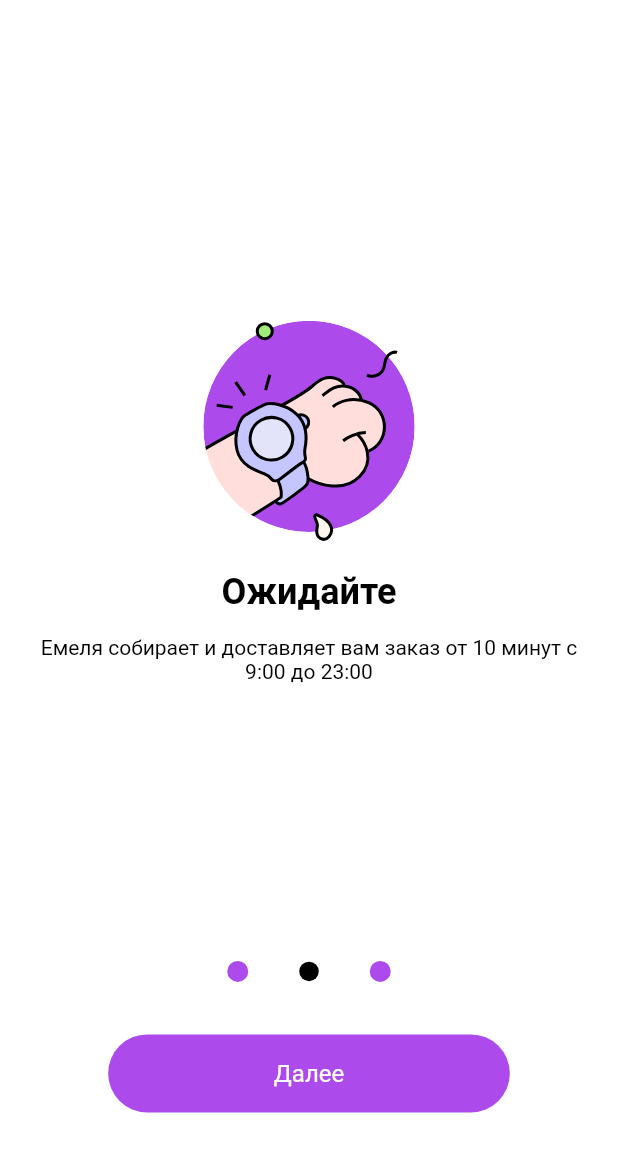
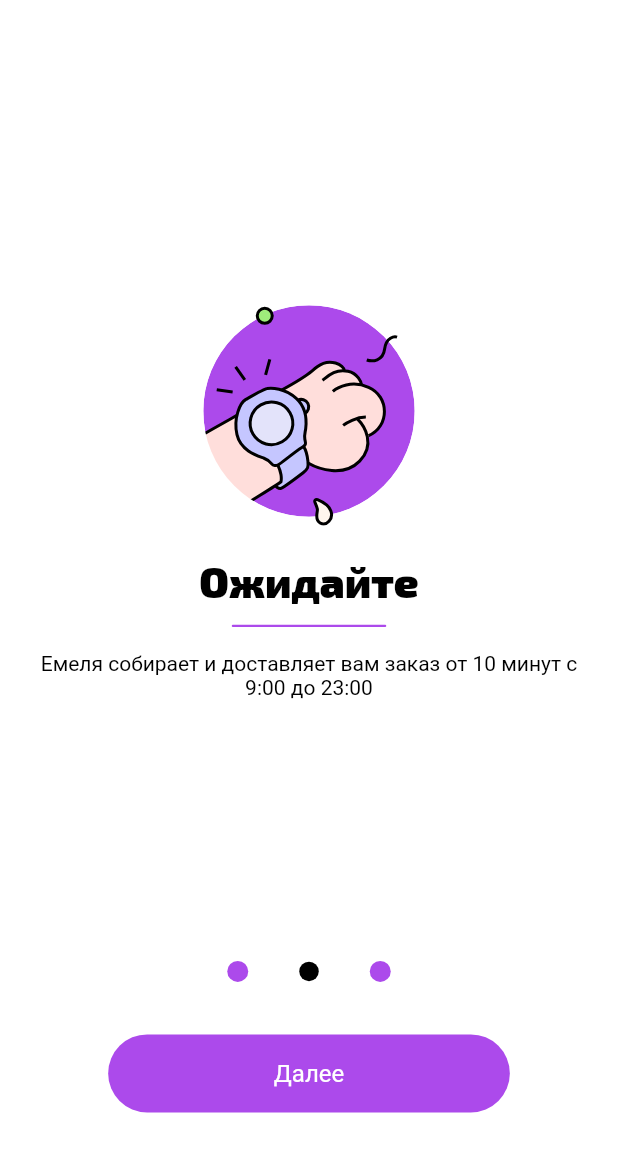
Before and after one commit to guvanch07/emelya, a Flutter app: the screen it shows after launch, on a phone screen of 412 x 824 dp. Shown: the top 1152 px of the screen. Run offline on Flutter 3.47's test engine with Material 2 defaults, Android fonts, the phone set to English and light mode, and no system bars; our stand-ins replace flutter_svg, fluttertoast, google_fonts, sizer; Roboto replaces fonts that are missing (Arial).

Commit message:
finished onboarding

```diff
--- a/lib/main.dart
+++ b/lib/main.dart
@@ -4,6 +4,7 @@ import 'package:emelya/widgets/buttons/basket_button.dart';
 import 'package:flutter/material.dart';
 import 'package:flutter_svg/flutter_svg.dart';
 import 'package:sizer/sizer.dart';
+import 'package:google_fonts/google_fonts.dart';
 
 void main() {
   runApp(MyApp());
@@ -19,8 +20,22 @@ class MyApp extends StatelessWidget {
           debugShowCheckedModeBanner: false,
           title: 'Bottom Nav Bar V2',
           theme: ThemeData(
-            primarySwatch: Colors.blue,
             visualDensity: VisualDensity.adaptivePlatformDensity,
+            textTheme: TextTheme(
+              headline1: GoogleFonts.exo2(
+                textStyle: const TextStyle(
+                  color: AppColors.black,
+                  fontSize: 28,
+                  fontWeight: FontWeight.w900,
+                ),
+              ),
+              bodyText1: const TextStyle(
+                color: AppColors.black,
+                fontFamily: 'Arial',
+                fontSize: 14,
+                fontWeight: FontWeight.w400,
+              ),
+            ),
           ),
           home: Onboarding(),
         );
--- a/lib/screens/onboarding/slide_item.dart
+++ b/lib/screens/onboarding/slide_item.dart
@@ -22,26 +22,31 @@ class SlideItem extends StatelessWidget {
         ),
         Text(
           slideList[index].title,
-          style: const TextStyle(
-              fontSize: 24,
-              color: AppColors.black,
-              fontFamily: 'Roboto',
-              fontWeight: FontWeight.w700),
+          style: Theme.of(context).textTheme.headline1,
           textAlign: TextAlign.center,
         ),
         const SizedBox(
-          height: 15,
+          height: 12,
         ),
         Container(
-          margin: const EdgeInsets.symmetric(horizontal: 15),
+          width: 25.w,
+          height: 1.5,
+          decoration: const BoxDecoration(
+            color: AppColors.purple,
+            borderRadius: BorderRadius.all(
+              Radius.circular(100),
+            ),
+          ),
+        ),
+        const SizedBox(
+          height: 16,
+        ),
+        Container(
+          margin: EdgeInsets.symmetric(horizontal: 4.w),
           child: Text(
             slideList[index].description,
             textAlign: TextAlign.center,
-            style: const TextStyle(
-                fontSize: 14,
-                fontWeight: FontWeight.w400,
-                color: AppColors.black,
-                fontFamily: 'Roboto'),
+            style: Theme.of(context).textTheme.bodyText1,
           ),
         ),
       ],
```
